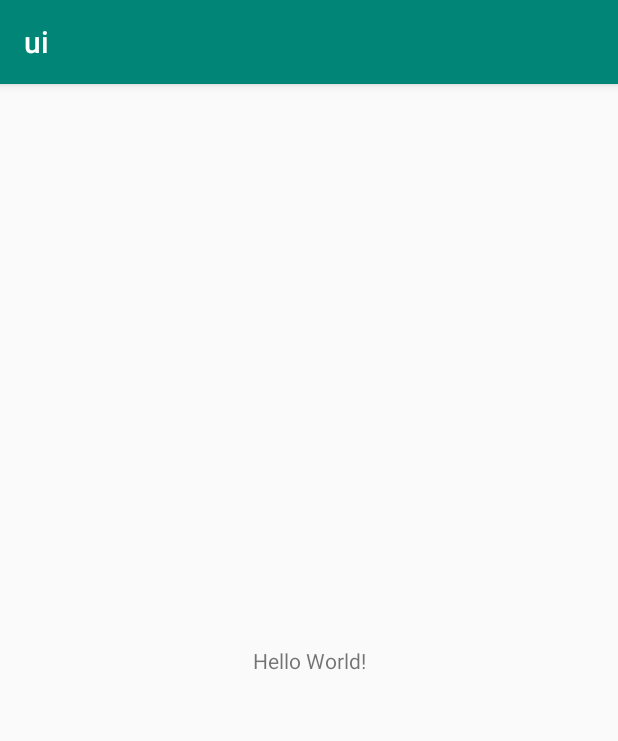
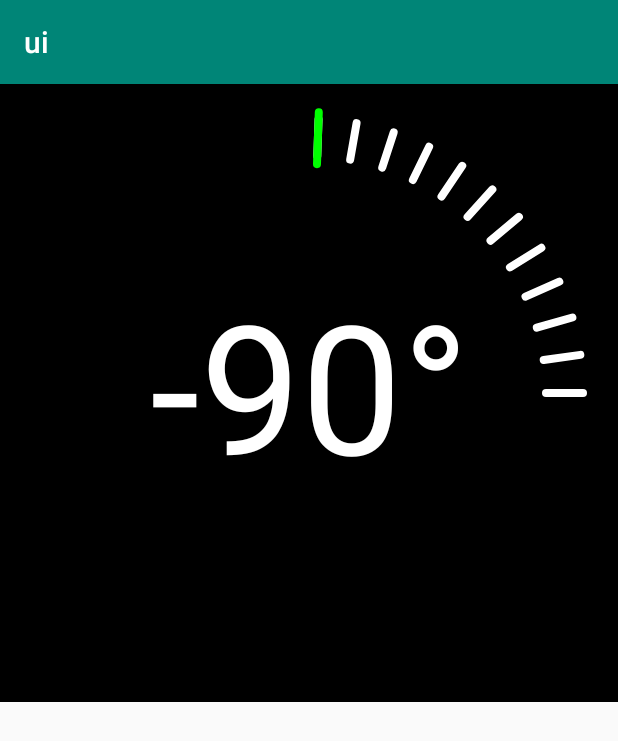
Before and after one commit to ozcoco/MavLinkDemo, an Android app: the screen it shows after launch (MainActivity), on a phone screen of 412 x 824 dp. Shown: the top 741 px of the screen. Run offline under Robolectric (Android 15) with nearby library versions, the phone set to English and light mode, and no system bars.

Commit message:
add DegreeView

```diff
--- /dev/null
+++ b/ui/src/main/java/me/oz/demo/ui/DegreeView.java
@@ -0,0 +1,203 @@
+package me.oz.demo.ui;
+
+import android.content.Context;
+import android.content.res.Resources;
+import android.content.res.TypedArray;
+import android.graphics.Canvas;
+import android.graphics.Color;
+import android.graphics.Paint;
+import android.graphics.RectF;
+import android.text.TextPaint;
+import android.util.AttributeSet;
+import android.view.View;
+
+/**
+ * TODO: document your custom view class.
+ */
+public class DegreeView extends View {
+
+    private int gap = 10;
+
+    private int degree = 90;
+
+    private int indicatorColor = Color.WHITE;
+
+    private int indicatorWidth = 0;
+
+    private int indicatorHeight = 0;
+
+    private int indicatorRadius = 0;
+
+    private int tickMarksColor = Color.WHITE;
+
+    private int tickMarksWidth = 0;
+
+    private int tickMarksHeight = 0;
+
+    private int tickMarksRadius = 0;
+
+    private CharSequence text = "";
+
+    private int textColor = Color.WHITE;
+
+    private int textSize = 16;
+
+    private TextPaint textPaint;
+
+    public DegreeView(Context context) {
+        super(context);
+        init(null, 0);
+    }
+
+    public DegreeView(Context context, AttributeSet attrs) {
+        super(context, attrs);
+        init(attrs, 0);
+    }
+
+    public DegreeView(Context context, AttributeSet attrs, int defStyle) {
+        super(context, attrs, defStyle);
+        init(attrs, defStyle);
+    }
+
+    private void init(AttributeSet attrs, int defStyle) {
+        // Load attributes
+        final TypedArray a = getContext().obtainStyledAttributes(
+                attrs, R.styleable.DegreeView, defStyle, 0);
+
+        textColor = a.getColor(
+                R.styleable.DegreeView_textColor,
+                textColor);
+
+        indicatorColor = a.getColor(
+                R.styleable.DegreeView_indicatorColor,
+                indicatorColor);
+
+        tickMarksColor = a.getColor(
+                R.styleable.DegreeView_tickMarksColor,
+                tickMarksColor);
+
+        gap = a.getInt(R.styleable.DegreeView_gap, gap);
+
+        degree = a.getInt(R.styleable.DegreeView_degree, degree);
+
+        text = a.getText(R.styleable.DegreeView_text);
+
+        textSize = a.getDimensionPixelSize(R.styleable.DegreeView_textSize, textSize);
+
+        indicatorWidth = a.getDimensionPixelSize(R.styleable.DegreeView_indicatorWidth, indicatorWidth);
+
+        indicatorHeight = a.getDimensionPixelSize(R.styleable.DegreeView_indicatorHeight, indicatorHeight);
+
+        indicatorRadius = a.getDimensionPixelSize(R.styleable.DegreeView_indicatorRadius, indicatorRadius);
+
+        tickMarksWidth = a.getDimensionPixelSize(R.styleable.DegreeView_tickMarksWidth, tickMarksWidth);
+
+        tickMarksHeight = a.getDimensionPixelSize(R.styleable.DegreeView_tickMarksHeight, tickMarksHeight);
+
+        tickMarksRadius = a.getDimensionPixelSize(R.styleable.DegreeView_tickMarksRadius, tickMarksRadius);
+
+        a.recycle();
+
+        final Resources res = getResources();
+
+        textPaint = new TextPaint(Paint.ANTI_ALIAS_FLAG);
+
+        textPaint.setTextAlign(Paint.Align.LEFT);
+
+        textPaint.density = res.getDisplayMetrics().density;
+
+        textPaint.setAntiAlias(true);
+
+        textPaint.setDither(true);
+
+        invalidateTextPaintAndMeasurements();
+    }
+
+    private void invalidateTextPaintAndMeasurements() {
+
+    }
+
+
+    private void drawTickMarks(Canvas canvas) {
+
+        textPaint.setColor(tickMarksColor);
+
+        final int px = getWidth() / 2;
+
+        final int py = getHeight() / 2;
+
+        final int inner = (indicatorWidth - tickMarksWidth) / 2;
+
+        final RectF rt = new RectF(getWidth() - getPaddingEnd() - tickMarksWidth - inner, py - Math.round(tickMarksHeight / 2), getWidth() - getPaddingEnd() - inner, py + Math.round(tickMarksHeight / 2));
+
+        final int N = Math.abs(Math.round(degree / gap));
+
+        canvas.save();
+
+        for (int i = 0; i <= N; i++) {
+
+            canvas.drawRoundRect(rt, tickMarksRadius, tickMarksRadius, textPaint);
+
+            canvas.rotate(degree < 0 ? -gap : gap, px, py);
+
+        }
+
+        canvas.restore();
+    }
+
+    private void drawIndicator(Canvas canvas) {
+
+        textPaint.setColor(indicatorColor);
+
+        final int px = getWidth() / 2;
+
+        final int py = getHeight() / 2;
+
+        final RectF rt = new RectF(getWidth() - getPaddingEnd() - indicatorWidth, py - Math.round(indicatorHeight / 2), getWidth() - getPaddingEnd(), py + Math.round(indicatorHeight / 2));
+
+        final int N = Math.abs(Math.round(degree / gap));
+
+        canvas.save();
+
+        canvas.rotate(N * (degree < 0 ? -gap : gap), px, py);
+
+        canvas.drawRoundRect(rt, indicatorRadius, indicatorRadius, textPaint);
+
+        canvas.restore();
+
+    }
+
+
+    private void drawText(Canvas canvas) {
+
+        textPaint.setColor(textColor);
+
+        textPaint.setStyle(Paint.Style.FILL);
+
+        textPaint.setTextSize(textSize);
+
+        textPaint.setTextAlign(Paint.Align.CENTER);
+
+        final int px = getWidth() / 2;
+
+        final int py = getHeight() / 2;
+
+        float baseLineY = Math.abs(textPaint.ascent() + textPaint.descent()) / 2;
+
+        canvas.drawText(text, 0, text.length(), px, py + baseLineY, textPaint);
+
+    }
+
+    @Override
+    protected void onDraw(Canvas canvas) {
+        super.onDraw(canvas);
+
+        drawTickMarks(canvas);
+
+        drawIndicator(canvas);
+
+        drawText(canvas);
+
+    }
+
+}
--- a/ui/src/main/res/layout/activity_main.xml
+++ b/ui/src/main/res/layout/activity_main.xml
@@ -6,13 +6,28 @@
     android:layout_height="match_parent"
     tools:context=".MainActivity">
 
-    <TextView
-        android:layout_width="wrap_content"
-        android:layout_height="wrap_content"
-        android:text="Hello World!"
-        app:layout_constraintBottom_toBottomOf="parent"
-        app:layout_constraintLeft_toLeftOf="parent"
-        app:layout_constraintRight_toRightOf="parent"
-        app:layout_constraintTop_toTopOf="parent" />
+    <me.oz.demo.ui.DegreeView
+        android:layout_width="0dp"
+        android:layout_height="0dp"
+        android:background="#000000"
+        android:padding="16dp"
+        app:degree="-90"
+        app:gap="8"
+        app:indicatorColor="#ff00ff00"
+        app:indicatorHeight="6dp"
+        app:indicatorRadius="45dp"
+        app:indicatorWidth="40dp"
+        app:layout_constraintDimensionRatio="w,1:1"
+        app:layout_constraintEnd_toEndOf="parent"
+        app:layout_constraintStart_toStartOf="parent"
+        app:layout_constraintTop_toTopOf="parent"
+        app:text="-90°"
+        app:textColor="#ffffffff"
+        app:textSize="120sp"
+        app:tickMarksColor="#ffffffff"
+        app:tickMarksHeight="5dp"
+        app:tickMarksRadius="45dp"
+        app:tickMarksWidth="30dp" />
+
 
 </androidx.constraintlayout.widget.ConstraintLayout>
--- /dev/null
+++ b/ui/src/main/res/values/attrs_degree_view.xml
@@ -0,0 +1,17 @@
+<resources>
+    <declare-styleable name="DegreeView">
+        <attr name="degree" format="integer" />
+        <attr name="gap" format="integer" />
+        <attr name="indicatorColor" format="color" />
+        <attr name="indicatorWidth" format="dimension" />
+        <attr name="indicatorHeight" format="dimension" />
+        <attr name="indicatorRadius" format="dimension" />
+        <attr name="tickMarksColor" format="color" />
+        <attr name="tickMarksWidth" format="dimension" />
+        <attr name="tickMarksHeight" format="dimension" />
+        <attr name="tickMarksRadius" format="dimension" />
+        <attr name="text" format="string" />
+        <attr name="textColor" format="color" />
+        <attr name="textSize" format="dimension" />
+    </declare-styleable>
+</resources>
```
